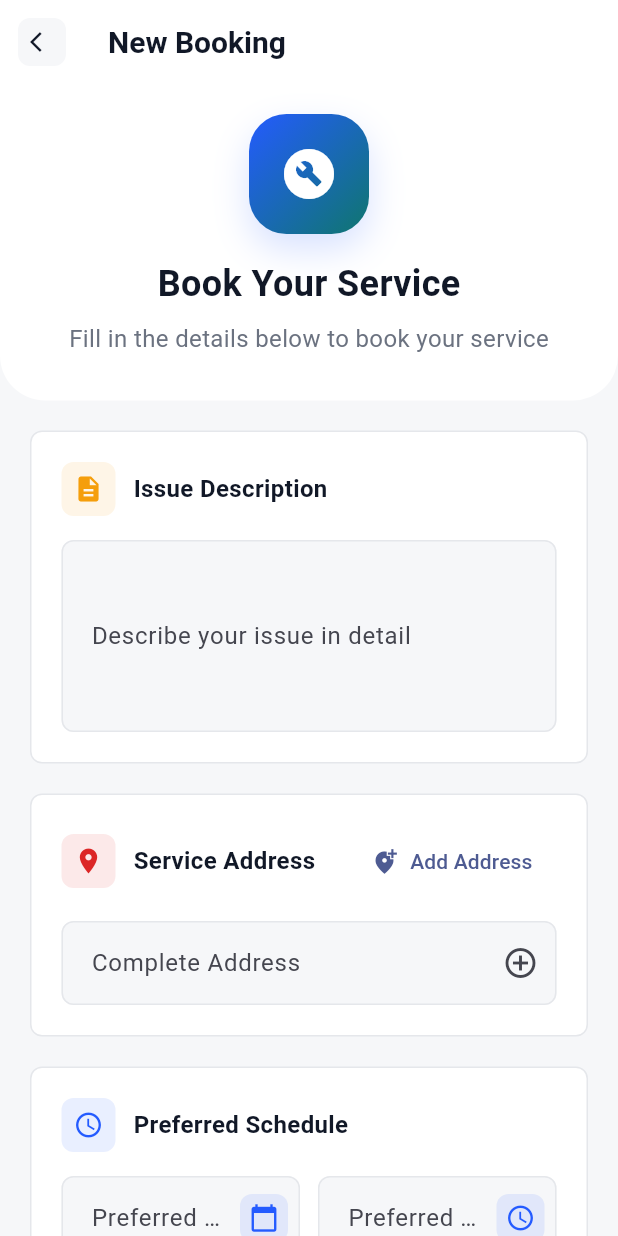
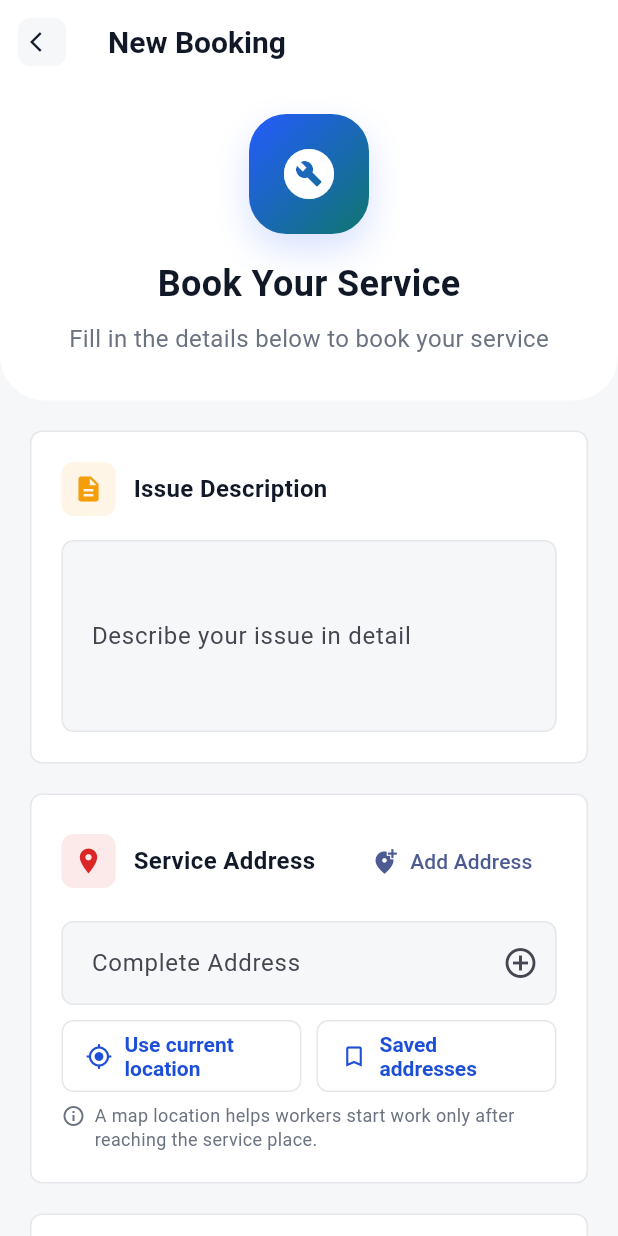
Before and after one commit to sreejithps1997/flutter_application_1, a Flutter app: the BookingFormScreen screen opened by its route, on a phone screen of 412 x 824 dp. Run offline on Flutter 3.47's test engine with Material 3 defaults, Android fonts, the phone set to English and light mode, and no system bars; our stand-ins replace camera, cloud_firestore, cloud_functions, connectivity_plus, dio, equatable and 20 more; missing offline and left inert: firebase_app_check, firebase_performance, google_mlkit_text_recognition; accounts and stored records are empty.

Commit message:
Add booking current location capture

```diff
--- a/lib/screens/booking_form_screen.dart
+++ b/lib/screens/booking_form_screen.dart
@@ -1,4 +1,7 @@
 import 'package:flutter/material.dart';
+import 'package:cloud_firestore/cloud_firestore.dart';
+import 'package:geocoding/geocoding.dart';
+import 'package:geolocator/geolocator.dart';
 import '../core/theme/workable_design.dart';
 import '../features/bookings/data/booking_repository.dart';
 import '../features/bookings/domain/booking_draft.dart';
@@ -27,6 +30,7 @@ class _BookingFormScreenState extends State<BookingFormScreen> {
   final _addressController = TextEditingController();
 
   bool _isLoading = false;
+  bool _isLocating = false;
   bool _didApplyRouteAddress = false;
   Map<String, dynamic>? _selectedAddress;
   DateTime? _selectedDate;
@@ -103,6 +107,68 @@ class _BookingFormScreenState extends State<BookingFormScreen> {
     setState(() => _applySelectedAddress(updatedAddress));
   }
 
+  Future<void> _useCurrentLocation() async {
+    if (_isLocating) return;
+    setState(() => _isLocating = true);
+    try {
+      final serviceEnabled = await Geolocator.isLocationServiceEnabled();
+      if (!mounted) return;
+      if (!serviceEnabled) {
+        _showMessage('Please enable location services.');
+        return;
+      }
+
+      var permission = await Geolocator.checkPermission();
+      if (permission == LocationPermission.denied) {
+        permission = await Geolocator.requestPermission();
+      }
+      if (!mounted) return;
+      if (permission == LocationPermission.denied ||
+          permission == LocationPermission.deniedForever) {
+        _showMessage('Location permission denied.');
+        return;
+      }
+
+      final position = await Geolocator.getCurrentPosition(
+        desiredAccuracy: LocationAccuracy.high,
+      );
+      final placemarks = await placemarkFromCoordinates(
+        position.latitude,
+        position.longitude,
+      );
+      final place = placemarks.isNotEmpty ? placemarks.first : null;
+      final addressText = [
+        place?.street,
+        place?.locality,
+        place?.administrativeArea,
+        place?.postalCode,
+      ].where((part) => (part ?? '').trim().isNotEmpty).join(', ');
+
+      final address = <String, dynamic>{
+        'id': 'current_location',
+        'label': 'Current location',
+        'type': 'Current',
+        'address': addressText.isEmpty ? 'Current GPS location' : addressText,
+        'area': place?.locality ?? '',
+        'landmark': '',
+        'pincode': place?.postalCode ?? '',
+        'contact': '',
+        'latitude': position.latitude,
+        'longitude': position.longitude,
+        'location': GeoPoint(position.latitude, position.longitude),
+        'isVerified': true,
+      };
+      if (!mounted) return;
+      setState(() => _applySelectedAddress(address));
+      _showMessage('Current location added for this booking.');
+    } catch (error) {
+      if (!mounted) return;
+      _showMessage('Unable to get location. Choose a saved address instead.');
+    } finally {
+      if (mounted) setState(() => _isLocating = false);
+    }
+  }
+
   Future<void> _submitBooking() async {
     if (!_formKey.currentState!.validate()) return;
 
@@ -151,6 +217,12 @@ class _BookingFormScreenState extends State<BookingFormScreen> {
       return 'Failed to submit booking. Please try again.';
     }
     return message;
+  }
+
+  void _showMessage(String message) {
+    ScaffoldMessenger.of(
+      context,
+    ).showSnackBar(SnackBar(content: Text(message)));
   }
 
   @override
@@ -620,6 +692,62 @@ class _BookingFormScreenState extends State<BookingFormScreen> {
                                 ? "Address is required"
                                 : null,
                           ),
+                          const SizedBox(height: 10),
+                          Row(
+                            children: [
+                              Expanded(
+                                child: OutlinedButton.icon(
+                                  onPressed: _isLocating
+                                      ? null
+                                      : _useCurrentLocation,
+                                  icon: _isLocating
+                                      ? const SizedBox(
+                                          width: 16,
+                                          height: 16,
+                                          child: CircularProgressIndicator(
+                                            strokeWidth: 2,
+                                          ),
+                                        )
+                                      : const Icon(Icons.my_location_outlined),
+                                  label: Text(
+                                    _isLocating
+                                        ? 'Getting location...'
+                                        : 'Use current location',
+                                  ),
+                                ),
+                              ),
+                              const SizedBox(width: 10),
+                              Expanded(
+                                child: OutlinedButton.icon(
+                                  onPressed: _openAddressSelector,
+                                  icon: const Icon(Icons.bookmark_outline),
+                                  label: const Text('Saved addresses'),
+                                ),
+                              ),
+                            ],
+                          ),
+                          const SizedBox(height: 8),
+                          Row(
+                            crossAxisAlignment: CrossAxisAlignment.start,
+                            children: [
+                              Icon(
+                                Icons.info_outline,
+                                size: 16,
+                                color: WorkableDesign.muted,
+                              ),
+                              const SizedBox(width: 6),
+                              const Expanded(
+                                child: Text(
+                                  'A map location helps workers start work only after reaching the service place.',
+                                  style: TextStyle(
+                                    color: WorkableDesign.muted,
+                                    fontSize: 12,
+                                    height: 1.35,
+                                  ),
+                                ),
+                              ),
+                            ],
+                          ),
                           if (_selectedAddress != null) ...[
                             const SizedBox(height: 12),
                             Container(
```
Also changed, not shown: 1 other file.
